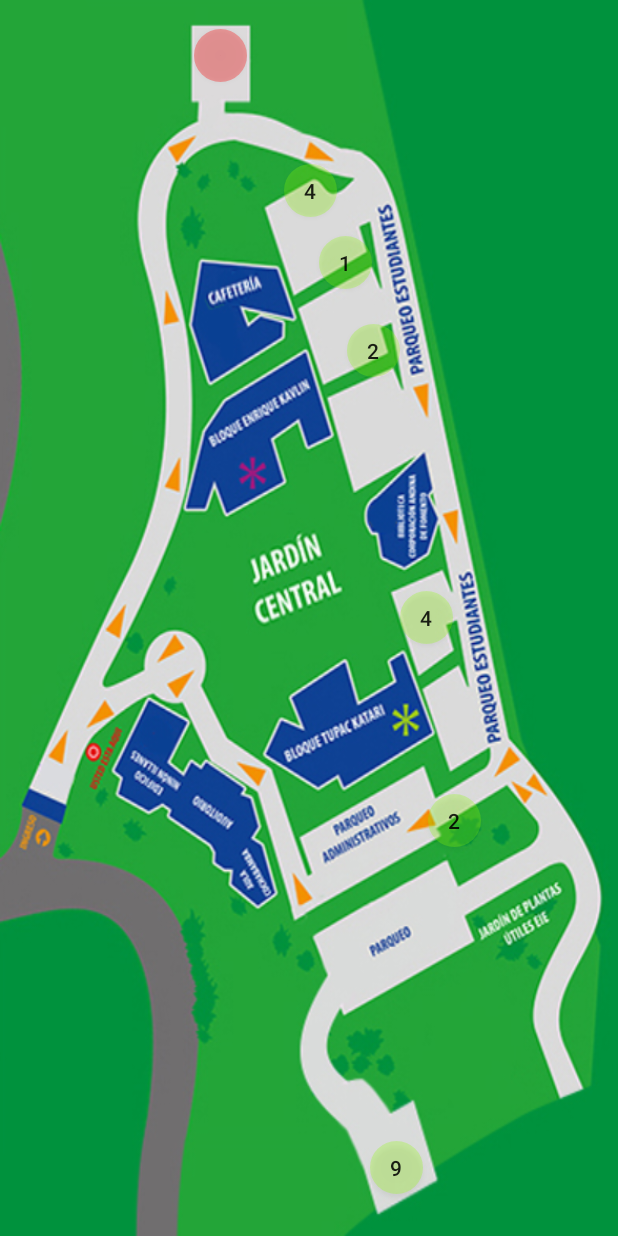
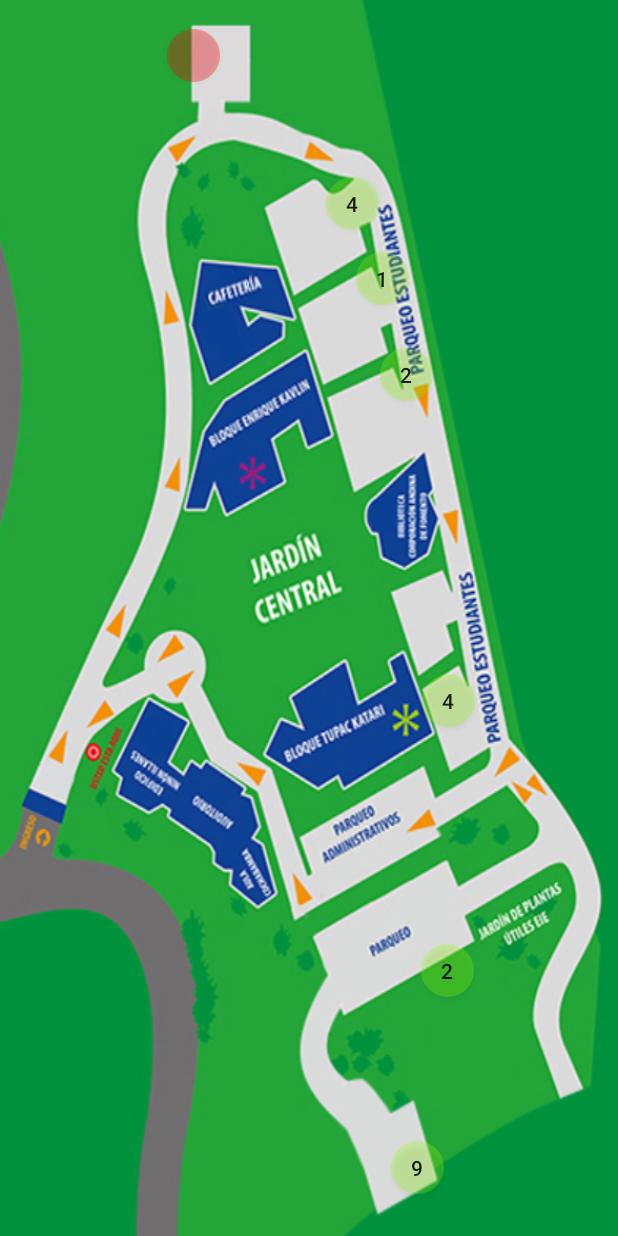
Before and after one commit to CesarIll/Android_Q-A_Q-A, an Android app: the ParkActivity screen opened directly, with no data from a screen before it, on a phone screen of 412 x 824 dp. Run offline under Robolectric (Android 15) with nearby library versions, the phone set to English and light mode, and no system bars; libraries missing offline, so code that uses them is left out: uk.co.senab.

Commit message:
Color changes

```diff
--- a/app/src/main/res/layout/activity_menu.xml
+++ b/app/src/main/res/layout/activity_menu.xml
@@ -5,7 +5,7 @@
     android:layout_width="match_parent"
     android:layout_height="match_parent"
    android:orientation="vertical"
-    android:background="#4241"
+    android:background="@color/colorPrimaryDarker"
     android:weightSum="10"
     tools:context=".MenuActivity">
 
--- a/app/src/main/res/layout/activity_park.xml
+++ b/app/src/main/res/layout/activity_park.xml
@@ -9,26 +9,26 @@
 
         <Button
             android:id="@+id/parkOne"
-            android:onClick="parking"
             android:layout_width="35dp"
             android:layout_height="35dp"
             android:layout_alignParentTop="true"
-            android:layout_marginStart="129sp"
-            android:layout_marginTop="19sp"
+            android:layout_marginStart="111dp"
+            android:layout_marginTop="19dp"
             android:background="@drawable/not_full_park"
             android:gravity="center"
+            android:onClick="parking"
             android:layout_alignParentStart="true" />
 
     <Button
         android:id="@+id/parkTwo"
         android:layout_width="35dp"
-        android:onClick="parking"
         android:layout_height="35dp"
         android:layout_alignParentTop="true"
         android:layout_alignParentEnd="true"
-        android:layout_marginTop="109sp"
-        android:layout_marginEnd="187sp"
-        android:background="@drawable/not_full_park" />
+        android:layout_marginTop="118dp"
+        android:layout_marginEnd="159dp"
+        android:background="@drawable/not_full_park"
+        android:onClick="parking" />
 
     <Button
         android:id="@+id/parkThree"
@@ -36,10 +36,10 @@
         android:layout_height="35dp"
         android:layout_alignParentTop="true"
         android:layout_alignParentEnd="true"
-        android:layout_marginTop="157sp"
-        android:layout_marginEnd="164sp"
-        android:onClick="parking"
-        android:background="@drawable/not_full_park" />
+        android:layout_marginTop="168dp"
+        android:layout_marginEnd="139dp"
+        android:background="@drawable/not_full_park"
+        android:onClick="parking" />
 
     <Button
         android:id="@+id/parkFour"
@@ -48,20 +48,22 @@
         android:layout_alignParentTop="true"
         android:layout_alignParentEnd="true"
         android:layout_centerInParent="true"
-        android:layout_marginTop="216sp"
-        android:layout_marginEnd="145sp"
-        android:onClick="parking"
-        android:background="@drawable/not_full_park" />
+        android:layout_marginTop="232dp"
+        android:layout_marginEnd="123dp"
+        android:background="@drawable/not_full_park"
+        android:onClick="parking" />
 
     <Button
         android:id="@+id/parkFive"
         android:layout_width="35dp"
         android:layout_height="35dp"
         android:layout_alignParentEnd="true"
-        android:layout_centerInParent="true"
-        android:layout_marginEnd="110sp"
-        android:onClick="parking"
-        android:background="@drawable/not_full_park" />
+        android:layout_alignParentBottom="true"
+        android:layout_centerHorizontal="true"
+        android:layout_marginEnd="95dp"
+        android:layout_marginBottom="339dp"
+        android:background="@drawable/not_full_park"
+        android:onClick="parking" />
 
     <Button
         android:id="@+id/parkSix"
@@ -70,10 +72,10 @@
         android:layout_alignParentEnd="true"
         android:layout_alignParentBottom="true"
         android:layout_centerHorizontal="true"
-        android:layout_marginEnd="91sp"
-        android:layout_marginBottom="259sp"
-        android:onClick="parking"
-        android:background="@drawable/not_full_park" />
+        android:layout_marginEnd="96dp"
+        android:layout_marginBottom="159dp"
+        android:background="@drawable/not_full_park"
+        android:onClick="parking" />
 
     <Button
         android:id="@+id/parkSeven"
@@ -82,8 +84,8 @@
         android:layout_alignParentEnd="true"
         android:layout_alignParentBottom="true"
         android:layout_centerVertical="true"
-        android:layout_marginEnd="130sp"
-        android:layout_marginBottom="28sp"
-        android:onClick="parking"
-        android:background="@drawable/not_full_park" />
+        android:layout_marginEnd="116dp"
+        android:layout_marginBottom="28dp"
+        android:background="@drawable/not_full_park"
+        android:onClick="parking" />
 </RelativeLayout>
--- a/app/src/main/res/values/colors.xml
+++ b/app/src/main/res/values/colors.xml
@@ -4,7 +4,7 @@
     <color name="colorPrimary">#FBB900</color>
     <color name="colorDarkYellow">#F5B200</color>
     <color name="colorPrimaryDark">#E61E2763</color>
-    <color name="colorPrimaryDarker">#E6171E4D</color>
+    <color name="colorPrimaryDarker">#E6293588</color>
     <color name="colorAccent">#4CAF50</color>
     <color name="colorTransparent">#80000000</color>
     <color name="colorNoColor">#00FFFFFF</color>
```
Also changed, not shown: 1 other file.
